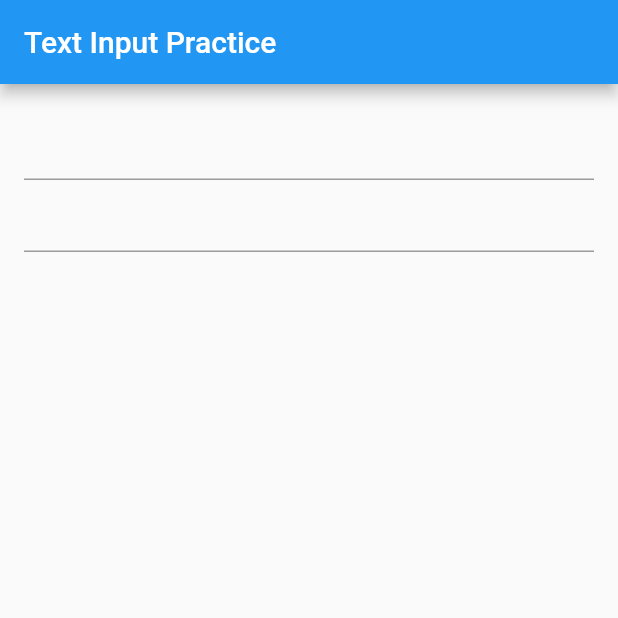
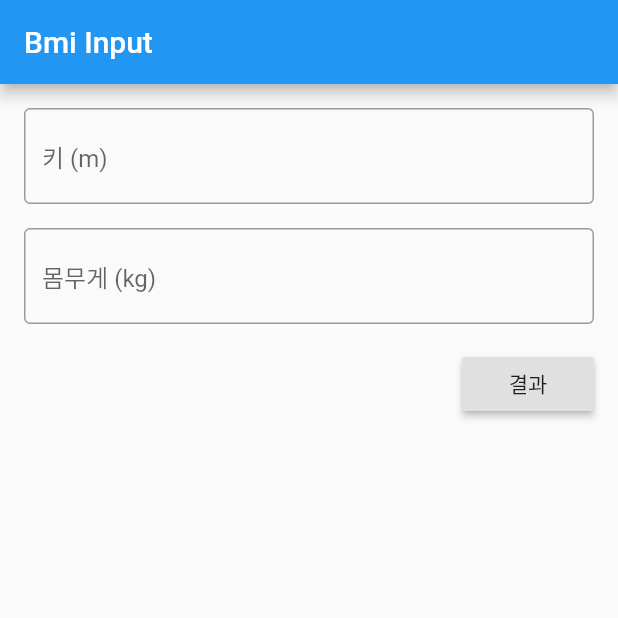
Before and after one commit to kdu0136/flutter-project, a Flutter app: the screen it shows after launch, on a phone screen of 412 x 824 dp, the top half of it. Run offline on Flutter 3.47's test engine with Material 2 defaults, Android fonts, the phone set to English and light mode, and no system bars; our stand-ins replace carousel_slider.

Commit message:
- Bmi 계산 앱.

```diff
--- /dev/null
+++ b/flutter_bmi/flutter_bmi/lib/bmiMain.dart
@@ -0,0 +1,110 @@
+import 'package:flutter/material.dart';
+import './bmiResult.dart';
+
+class BmiMain extends StatefulWidget {
+  @override
+  _BmiMainState createState() => _BmiMainState();
+}
+
+class _BmiMainState extends State<BmiMain> {
+  final _formKey = GlobalKey<FormState>(); // 폼의 상태를 얻기 위한 키]
+  final _heightTextController = TextEditingController();
+  final _weightTextController = TextEditingController();
+
+  @override
+  void dispose() {
+    _heightTextController.dispose();
+    _weightTextController.dispose();
+    super.dispose();
+  }
+
+  @override
+  Widget build(BuildContext context) {
+    return Scaffold(
+      appBar: AppBar(
+        title: Text('Bmi Input'),
+      ),
+      body: Container(
+        padding: const EdgeInsets.all(16.0),
+        child: Form(
+          key: _formKey,
+          child: Column(
+            children: <Widget>[
+              TextFormField(
+                decoration: InputDecoration(
+                  // 외곽선 있고 힌트로 '키' 표시
+                  border: OutlineInputBorder(),
+                  hintText: '키 (m)',
+                ),
+                controller: _heightTextController,
+                keyboardType: TextInputType.number, // 숫자만 입력 가능
+                validator: (value) {
+                  try {
+                    final height = value.trim();
+                    if (height.isEmpty) {
+                      return '키를 입력하세요';
+                    }
+                    double.parse(height);
+                  } catch (e) {
+                    if (e is FormatException) {
+                      return '정확한 키를 입력하세요';
+                    }
+                  }
+                  return null;
+                },
+              ),
+              SizedBox(
+                height: 16.0,
+              ),
+              TextFormField(
+                decoration: InputDecoration(
+                  // 외곽선 있고 힌트로 '몸무게' 표시
+                  border: OutlineInputBorder(),
+                  hintText: '몸무게 (kg)',
+                ),
+                controller: _weightTextController,
+                keyboardType: TextInputType.number, // 숫자만 입력 가능
+                validator: (value) {
+                  try {
+                    final height = value.trim();
+                    if (height.isEmpty) {
+                      return '몸무게를 입력하세요';
+                    }
+                    double.parse(height);
+                  } catch (e) {
+                    if (e is FormatException) {
+                      return '정확한 몸무게를 입력하세요';
+                    }
+                  }
+                  return null;
+                },
+              ),
+              Container(
+                margin: const EdgeInsets.only(top: 16.0),
+                alignment: Alignment.centerRight,
+                child: RaisedButton(
+                  onPressed: () {
+                    // 폼에 입력된 값 검증
+                    if (_formKey.currentState.validate()) {
+                      // 검증시 처리
+                      Navigator.push(
+                        context,
+                        MaterialPageRoute(
+                          builder: (context) => BmiResult(
+                            height: double.parse(_heightTextController.text.trim()),
+                            weight: double.parse(_weightTextController.text.trim()),
+                          )
+                        ),
+                      );
+                    }
+                  },
+                  child: Text('결과'),
+                ),
+              ),
+            ],
+          ),
+        ),
+      ),
+    );
+  }
+}
--- /dev/null
+++ b/flutter_bmi/flutter_bmi/lib/bmiResult.dart
@@ -0,0 +1,72 @@
+import 'package:flutter/material.dart';
+
+class BmiResult extends StatelessWidget {
+  final double height;
+  final double weight;
+
+  BmiResult({@required this.height, this.weight});
+
+  @override
+  Widget build(BuildContext context) {
+    final bmi = weight / ((height / 100) * (height / 100));
+    print(bmi);
+
+    return Scaffold(
+      appBar: AppBar(
+        title: Text('Bmi Result'),
+      ),
+      body: Center(
+        child: Column(
+          mainAxisAlignment: MainAxisAlignment.center,
+          children: <Widget>[
+            Text(
+              _calcBmi(bmi: bmi),
+              style: TextStyle(
+                fontSize: 30.0,
+              ),
+            ),
+            SizedBox(
+              height: 16,
+            ),
+            _calcBmiIcon(bmi: bmi),
+          ],
+        ),
+      ),
+    );
+  }
+
+  String _calcBmi({@required double bmi}) {
+    var result = '저체중';
+    if (bmi >= 35) {
+      result = '고도 비만';
+    } else if (bmi >= 30) {
+      result = '2단계 비만';
+    } else if (bmi >= 25) {
+      result = '1단계 비만';
+    } else if (bmi >= 23) {
+      result = '과체중';
+    } else if (bmi >= 18.5) {
+      result = '정상';
+    }
+    return result;
+  }
+
+  Widget _calcBmiIcon({@required double bmi}) {
+    var iconData = Icons.sentiment_dissatisfied;
+    var iconColor = Colors.orange;
+
+    if (bmi >= 23) {
+      iconData = Icons.sentiment_very_dissatisfied;
+      iconColor = Colors.red;
+    } else if (bmi >= 18.5) {
+      iconData = Icons.sentiment_satisfied;
+      iconColor = Colors.green;
+    }
+
+    return Icon(
+      iconData,
+      color: iconColor,
+      size: 100,
+    );
+  }
+}
--- a/flutter_bmi/flutter_bmi/lib/main.dart
+++ b/flutter_bmi/flutter_bmi/lib/main.dart
@@ -1,16 +1,20 @@
 import 'package:flutter/material.dart';
+import './bmiMain.dart';
 
 void main() {
-  runApp(BMIApp());
+  runApp(BmiApp());
 }
 
-class BMIApp extends StatelessWidget {
+class BmiApp extends StatelessWidget {
   // This widget is the root of your application.
   @override
   Widget build(BuildContext context) {
     return MaterialApp(
       title: 'Flutter BMI',
-      home: MainPage(),
+      theme: ThemeData(
+        primarySwatch: Colors.blue,
+      ),
+      home: BmiMain(),
     );
   }
 }
@@ -22,46 +26,60 @@ class MainPage extends StatefulWidget {
 
 class _MainPageState extends State<MainPage> {
   // TextField 의 현재값을 얻는데 필요
-  final myController = TextEditingController();
+  final _myController = TextEditingController();
 
-  _printLatestValue() => print('second text field: ${myController.text}');
+  // Form 위젯에 유니크한 키값을 부여하고 검증시 사용
+  final _formKey = GlobalKey<FormState>();
+
+  _printLatestValue() => print('second text field: ${_myController.text}');
 
   @override
   void initState() {
     super.initState();
-
     // addListener 로 상태를 모니터링
-    myController.addListener(_printLatestValue);
+    _myController.addListener(_printLatestValue);
   }
 
   @override
   void dispose() {
     // 위젯 트리에서 컨트롤러 해제
-    myController.dispose();
+    _myController.dispose();
     super.dispose();
   }
 
   @override
   Widget build(BuildContext context) {
-    return Scaffold(
-      appBar: AppBar(
-        title: Text('Text Input Practice'),
-      ),
-      body: Padding(
-        padding: EdgeInsets.all(16.0),
+    // Form 위젯에 _formKey 지정
+    return Form(
+        key: _formKey,
         child: Column(
+          crossAxisAlignment: CrossAxisAlignment.start,
           children: <Widget>[
-            TextField(
-              onChanged: (text) {
-                print('first text field: $text');
+            TextFormField(
+              validator: (value) {
+                if (value.isEmpty) {
+                  return '글자를 입력하세요';
+                }
+                return null;
               },
             ),
-            TextField(
-              controller: myController,
-            )
+            Padding(
+              padding: const EdgeInsets.symmetric(vertical: 16.0),
+              child: RaisedButton(
+                onPressed: () {
+                  // 폼을 검증하여 통과하면 true, 실패하면 false 리턴
+                  if (_formKey.currentState.validate()) {
+                    // 검증이 통과하면 스낵바 표시
+                    Scaffold.of(context).showSnackBar(SnackBar(
+                      content: Text('검증완료'),
+                    ));
+                  }
+                },
+                child: Text('검증'),
+              ),
+            ),
           ],
         ),
-      ),
-    );
+      );
   }
 }
```
Also changed, not shown: 1 other file.
